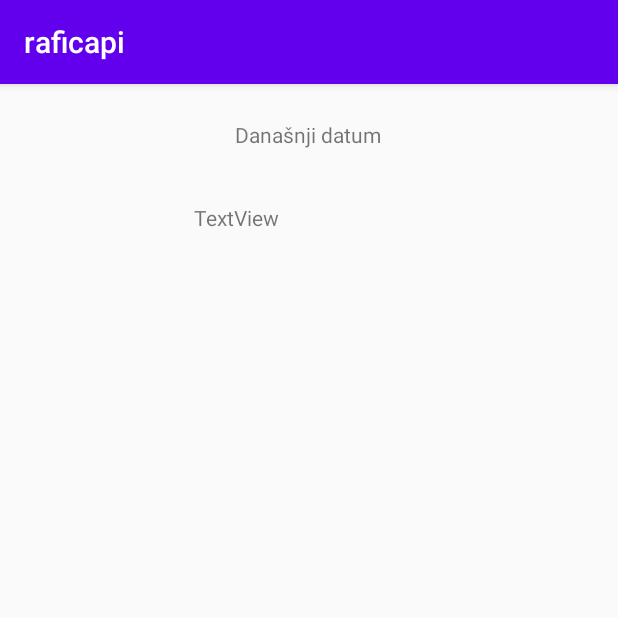
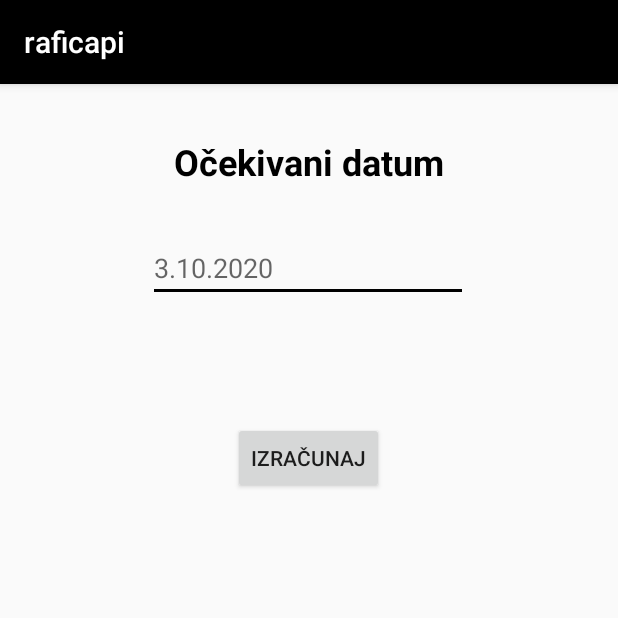
Before and after one commit to StVu1991/raficapiapp, an Android app: the screen it shows after launch (MainActivity), on a phone screen of 412 x 824 dp, the top half of it. Run offline under Robolectric (Android 15) with nearby library versions, the phone set to English and light mode, and no system bars.

Commit message:
[v0.0.0.1] Days between
- calculating days between two days

```diff
--- a/app/src/main/java/com/example/raficapi/MainActivity.java
+++ b/app/src/main/java/com/example/raficapi/MainActivity.java
@@ -1,14 +1,49 @@
 package com.example.raficapi;
 
 import androidx.appcompat.app.AppCompatActivity;
+import android.os.Bundle;
+import android.widget.EditText;
+import android.widget.Button;
+import android.widget.TextView;
+import android.view.View;
 
-import android.os.Bundle;
+import java.time.format.FormatStyle;
+import java.util.Calendar;
+import java.time.LocalDate;
+import java.time.format.DateTimeFormatter;
+import java.time.temporal.ChronoUnit;
 
 public class MainActivity extends AppCompatActivity {
+
+    EditText etExpectedDate;
+    TextView tvCurrentMonth, tvText1, tvText2;
 
     @Override
     protected void onCreate(Bundle savedInstanceState) {
         super.onCreate(savedInstanceState);
         setContentView(R.layout.activity_main);
+        etExpectedDate = (EditText) findViewById(R.id.etExpectedDate);
+        tvText1 = (TextView) findViewById(R.id.tvText1);
+        tvText2 = (TextView) findViewById(R.id.tvText2);
+        tvCurrentMonth = (TextView) findViewById(R.id.tvCurrentMonth);
+    }
+
+    public void buCalculate (View view){
+        //int DOB = Integer.parseInt(etExpectedDate.getText().toString());
+
+
+        LocalDate todayDate = LocalDate.now();
+        String dateAfterString = "2020-10-03";
+
+        //Parsing the date
+        LocalDate dateBefore = LocalDate.parse(todayDate.toString());
+        LocalDate dateAfter = LocalDate.parse(dateAfterString);
+
+        //calculating number of days in between
+        long noOfDaysBetween = ChronoUnit.DAYS.between(dateBefore, dateAfter);
+
+        tvText1.setText(" <3   Raficapi<3 dolazi za:");
+        tvCurrentMonth.setText(String.valueOf(noOfDaysBetween) + " dan");
+        tvText2.setText("Što znači da je <3 Mamaka <3 u 8. mjesecu");
     }
 }
--- a/app/src/main/res/layout/activity_main.xml
+++ b/app/src/main/res/layout/activity_main.xml
@@ -6,25 +6,72 @@
     android:layout_height="match_parent"
     tools:context=".MainActivity">
 
+    <EditText
+        android:id="@+id/etExpectedDate"
+        android:layout_width="wrap_content"
+        android:layout_height="wrap_content"
+        android:layout_marginTop="100dp"
+        android:ems="10"
+        android:hint="3.10.2020"
+        android:inputType="number"
+        app:layout_constraintEnd_toEndOf="parent"
+        app:layout_constraintHorizontal_bias="0.497"
+        app:layout_constraintStart_toStartOf="parent"
+        app:layout_constraintTop_toTopOf="parent" />
+
     <TextView
         android:id="@+id/textView"
-        android:layout_width="152dp"
-        android:layout_height="43dp"
-        android:layout_marginTop="36dp"
-        android:text="TextView"
+        android:layout_width="wrap_content"
+        android:layout_height="wrap_content"
+        android:layout_marginBottom="32dp"
+        android:text="Očekivani datum"
+        android:textColor="#000000"
+        android:textSize="24sp"
+        android:textStyle="bold"
+        app:layout_constraintBottom_toTopOf="@+id/etExpectedDate"
+        app:layout_constraintEnd_toEndOf="parent"
+        app:layout_constraintStart_toStartOf="parent" />
+
+    <Button
+        android:id="@+id/button"
+        android:layout_width="wrap_content"
+        android:layout_height="wrap_content"
+        android:layout_marginTop="80dp"
+        android:onClick="buCalculate"
+        android:text="Izračunaj"
         app:layout_constraintEnd_toEndOf="parent"
         app:layout_constraintHorizontal_bias="0.498"
         app:layout_constraintStart_toStartOf="parent"
-        app:layout_constraintTop_toBottomOf="@+id/textView2" />
+        app:layout_constraintTop_toBottomOf="@+id/etExpectedDate" />
 
     <TextView
-        android:id="@+id/textView2"
+        android:id="@+id/tvCurrentMonth"
+        android:layout_width="wrap_content"
+        android:layout_height="wrap_content"
+        android:layout_marginTop="12dp"
+        android:textSize="24sp"
+        app:layout_constraintEnd_toEndOf="parent"
+        app:layout_constraintStart_toStartOf="parent"
+        app:layout_constraintTop_toBottomOf="@+id/tvText1" />
+
+    <TextView
+        android:id="@+id/tvText1"
+        android:layout_width="wrap_content"
+        android:layout_height="wrap_content"
+        android:layout_marginTop="56dp"
+        app:layout_constraintEnd_toEndOf="parent"
+        app:layout_constraintStart_toStartOf="parent"
+        app:layout_constraintTop_toBottomOf="@+id/button" />
+
+    <TextView
+        android:id="@+id/tvText2"
         android:layout_width="wrap_content"
         android:layout_height="wrap_content"
         android:layout_marginTop="24dp"
-        android:text="Današnji datum"
+        android:textSize="16sp"
         app:layout_constraintEnd_toEndOf="parent"
         app:layout_constraintHorizontal_bias="0.498"
         app:layout_constraintStart_toStartOf="parent"
-        app:layout_constraintTop_toTopOf="parent" />
+        app:layout_constraintTop_toBottomOf="@+id/tvCurrentMonth" />
+
 </androidx.constraintlayout.widget.ConstraintLayout>
--- a/app/src/main/res/values/styles.xml
+++ b/app/src/main/res/values/styles.xml
@@ -2,9 +2,9 @@
     <!-- Base application theme. -->
     <style name="AppTheme" parent="Theme.AppCompat.Light.DarkActionBar">
         <!-- Customize your theme here. -->
-        <item name="colorPrimary">@color/colorPrimary</item>
-        <item name="colorPrimaryDark">@color/colorPrimaryDark</item>
-        <item name="colorAccent">@color/colorAccent</item>
+        <item name="colorPrimary">#000000</item>
+        <item name="colorPrimaryDark">#000000</item>
+        <item name="colorAccent">#000000</item>
     </style>
 
 </resources>
```
